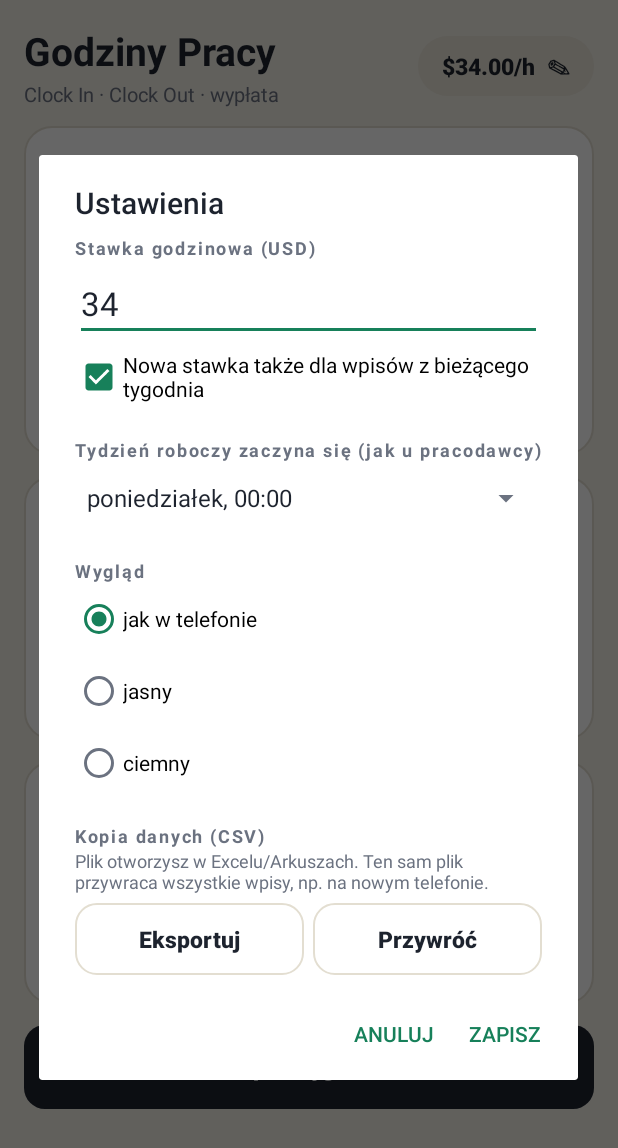
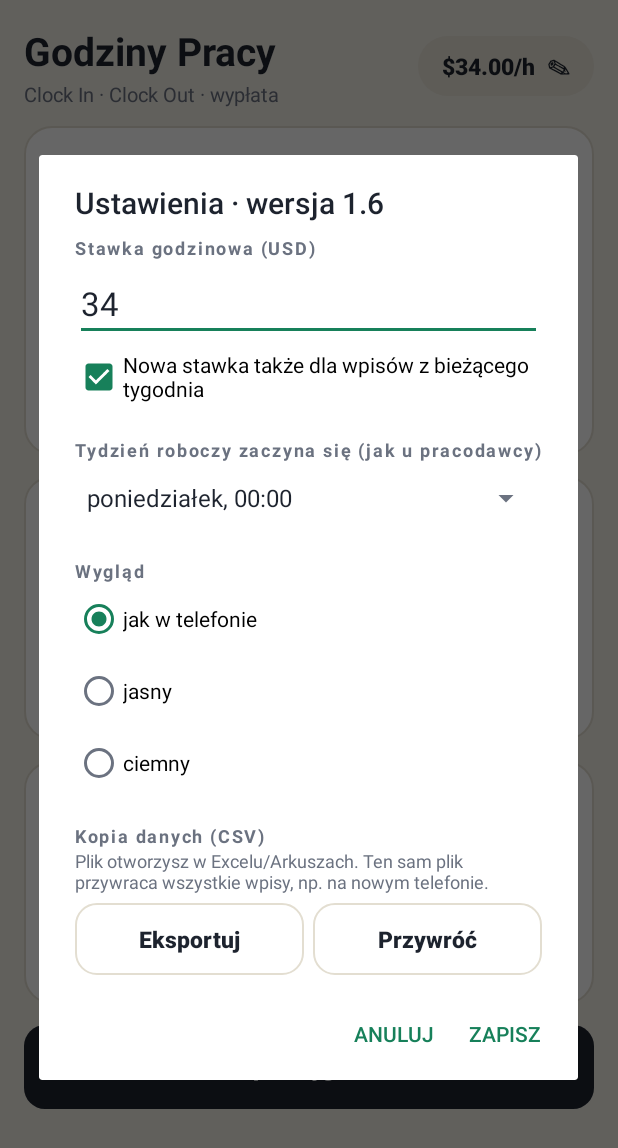
Before and after one commit to krzoskarol-beep/FDSFWDSFASD, an Android app: the screen it shows after launch (MainActivity), after a tap on an icon or button, on a phone screen of 412 x 824 dp. Shown: the top 1148 px of the screen. Run offline under Robolectric (Android 15) with nearby library versions, the phone set to English and light mode, and no system bars.

Commit message:
Godziny Pracy 1.6: raport bez dopisków, numer wersji w aplikacji
Raport kończy się kwotą „DO WYPŁATY … brutto”; usunięte notki pod nim (w tym
„Czas liczony co do minuty…”). Numer wersji widoczny w tytule Ustawień i na końcu
raportu, żeby łatwo sprawdzić, która wersja jest zainstalowana (tekst o nadgodzinach
FLSA zgłoszony przez użytkownika pochodził z wersji 1.3/1.4).

Co-Authored-By: Claude Opus 5.5 <noreply@anthropic.com>
Claude-Session: https://claude.ai/code/session_01Dr59FSDQUme79Udw6U44Cv

```diff
--- a/hours-app/app/src/main/java/pl/godziny/praca/MainActivity.java
+++ b/hours-app/app/src/main/java/pl/godziny/praca/MainActivity.java
@@ -624,7 +624,7 @@ public class MainActivity extends Activity {
                 : theme == ThemePrefs.MODE_LIGHT ? R.id.themeLight : R.id.themeSystem);
 
         AlertDialog dlg = new AlertDialog.Builder(this)
-                .setTitle("Ustawienia")
+                .setTitle("Ustawienia · wersja " + BuildConfig.VERSION_NAME)
                 .setView(v)
                 .setPositiveButton("Zapisz", null)
                 .setNegativeButton("Anuluj", null)
@@ -742,7 +742,8 @@ public class MainActivity extends Activity {
     private void showReport() {
         long now = System.currentTimeMillis();
         List<Entry> week = WorkMath.inRange(store.all(), weekStart, WorkMath.addWeeks(weekStart, 1, tz));
-        String report = Report.build(week, weekStart, now, tz);
+        String report = Report.build(week, weekStart, now, tz)
+                + "\nGodziny Pracy " + BuildConfig.VERSION_NAME + "\n";
 
         TextView t = text(report, 12, R.color.ink);
         t.setTypeface(Typeface.MONOSPACE);
--- a/hours-app/app/src/main/java/pl/godziny/praca/Report.java
+++ b/hours-app/app/src/main/java/pl/godziny/praca/Report.java
@@ -58,7 +58,6 @@ public final class Report {
             sb.append("Brak wpisów w tym tygodniu.\n");
         }
         long lastDay = -1;
-        boolean anyEdited = false;
         for (Entry e : week) {
             long d = WorkMath.dayStart(e.start, tz);
             String label = d == lastDay ? "        " : dayShort(e.start, tz) + " " + day.format(e.start);
@@ -72,7 +71,6 @@ public final class Report {
             if (e.isRunning()) sb.append("  (w trakcie)");
             String n = notes(e, tz);
             if (!n.isEmpty()) sb.append("  [").append(n).append(']');
-            if (e.isEdited()) anyEdited = true;
             sb.append('\n');
         }
 
@@ -87,10 +85,6 @@ public final class Report {
                     .append(s.mixedRates ? " (różne stawki)\n" : "\n");
         }
         sb.append("DO WYPŁATY:  ").append(WorkMath.formatMoney(s.payCents)).append(" brutto\n");
-        sb.append('\n');
-        sb.append("Każda godzina po stawce wpisu, bez nadgodzin.\n");
-        sb.append("Czas liczony co do minuty, bez zaokrąglania. Przerwy odjęte.\n");
-        if (anyEdited) sb.append("Wpisy poprawione ręcznie są oznaczone wraz z godzinami z zegara.\n");
         return sb.toString();
     }
 
```
Also changed, not shown: hours-app/app/build.gradle (+6 -2 lines), 1 other file.
